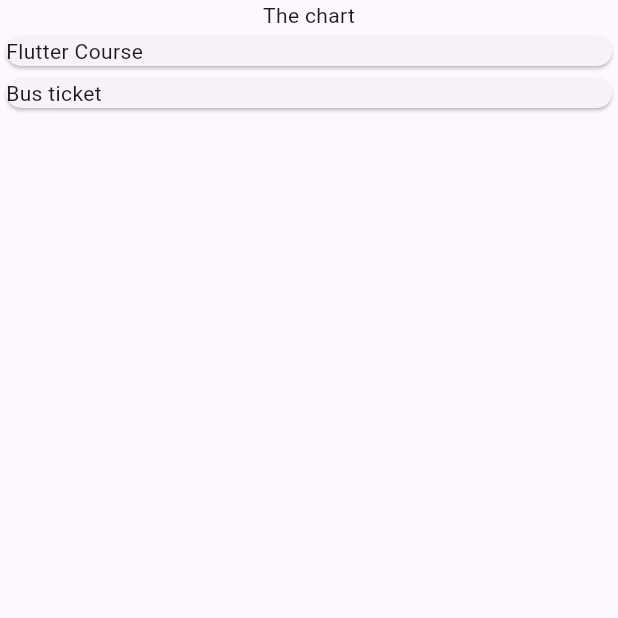
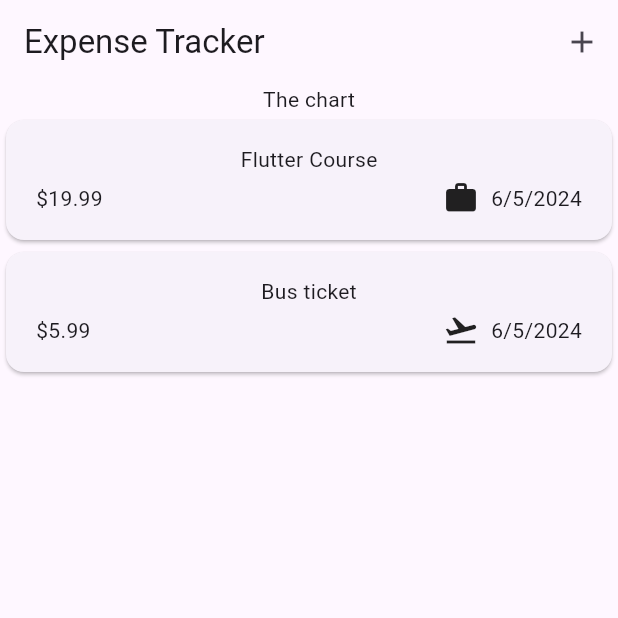
Before and after one commit to aezakmi7/expense_tracker, a Flutter app: the screen it shows after launch, on a phone screen of 412 x 824 dp, the top half of it. Run offline on Flutter 3.47's test engine with Material 3 defaults, Android fonts, the phone set to English and light mode, and no system bars.

Commit message:
expenses_form

```diff
--- a/lib/datamodel/expense.dart
+++ b/lib/datamodel/expense.dart
@@ -1,8 +1,19 @@
+import 'package:flutter/material.dart';
 import 'package:uuid/uuid.dart';
+import 'package:intl/intl.dart';
+
+final formatter = DateFormat.yMd();
 
 const uuid = Uuid();
 
 enum Category { food, travel, health, work }
+
+const categoryIcons = {
+  Category.food: Icons.lunch_dining,
+  Category.travel: Icons.flight_takeoff,
+  Category.health: Icons.local_hospital,
+  Category.work: Icons.work,
+};
 
 class Expense {
   Expense(
@@ -17,4 +28,8 @@ class Expense {
   final double amount;
   final DateTime date;
   final Category category;
+
+  String get formattedDate {
+    return formatter.format(date);
+  }
 }
--- a/lib/widgets/expenses-list/expense_item.dart
+++ b/lib/widgets/expenses-list/expense_item.dart
@@ -9,7 +9,37 @@ class ExpenseItem extends StatelessWidget {
   @override
   Widget build(BuildContext context) {
     return Card(
-      child: Text(expense.title),
+      child: Padding(
+        padding: const EdgeInsets.symmetric(
+          horizontal: 20,
+          vertical: 16,
+        ),
+        child: Column(
+          children: [
+            Text(expense.title),
+            const SizedBox(height: 4),
+            Row(
+              children: [
+                Text(
+                  '\$${expense.amount.toStringAsFixed(2)}',
+                ),
+                const Spacer(),
+                Row(
+                  children: [
+                    Icon(categoryIcons[expense.category]),
+                    const SizedBox(
+                      width: 8,
+                    ),
+                    Text(
+                      expense.formattedDate,
+                    )
+                  ],
+                ),
+              ],
+            )
+          ],
+        ),
+      ),
     );
   }
 }
--- a/lib/widgets/expenses.dart
+++ b/lib/widgets/expenses.dart
@@ -1,5 +1,6 @@
 import 'package:expense_tracker/datamodel/expense.dart';
 import 'package:expense_tracker/widgets/expenses-list/expenses_list.dart';
+import 'package:expense_tracker/widgets/new_expense.dart';
 import 'package:flutter/material.dart';
 
 class Expenses extends StatefulWidget {
@@ -25,9 +26,27 @@ class _ExpensesState extends State<Expenses> {
     ),
   ];
 
+  void _openAddExpenseOverlay() {
+    showModalBottomSheet(
+      context: context,
+      builder: (context) {
+        return const NewExpense();
+      },
+    );
+  }
+
   @override
   Widget build(BuildContext context) {
     return Scaffold(
+      appBar: AppBar(
+        title: const Text('Expense Tracker'),
+        actions: [
+          IconButton(
+            onPressed: _openAddExpenseOverlay,
+            icon: const Icon(Icons.add),
+          )
+        ],
+      ),
       body: Column(
         children: [
           const Text('The chart'),
--- a/pubspec.yaml
+++ b/pubspec.yaml
@@ -36,6 +36,7 @@ dependencies:
   # Use with the CupertinoIcons class for iOS style icons.
   cupertino_icons: ^1.0.2
   uuid: ^4.4.0
+  intl: ^0.19.0
 
 dev_dependencies:
   flutter_test:
```
Also changed, not shown: lib/widgets/new_expense.dart (added, +42 -0 lines), pubspec.lock.
